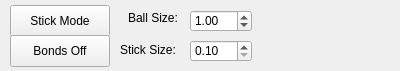
First picture: the form in src/molara/Gui/structure_customizer.ui, repository Molara-Lab/Molara, before the edit.
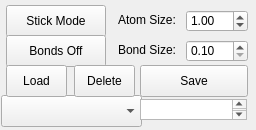
Second picture: the form after the edit.

Commit message: Enable users to save load and delete save files for visualization

```diff
--- a/src/molara/Gui/structure_customizer.ui
+++ b/src/molara/Gui/structure_customizer.ui
@@ -6,20 +6,20 @@
    <rect>
     <x>0</x>
     <y>0</y>
-    <width>400</width>
-    <height>71</height>
+    <width>256</width>
+    <height>130</height>
    </rect>
   </property>
   <property name="minimumSize">
    <size>
-    <width>400</width>
-    <height>71</height>
+    <width>0</width>
+    <height>0</height>
    </size>
   </property>
   <property name="maximumSize">
    <size>
-    <width>400</width>
-    <height>71</height>
+    <width>8000</width>
+    <height>90000</height>
    </size>
   </property>
   <property name="windowTitle">
@@ -28,7 +28,7 @@
   <widget class="QPushButton" name="viewModeButton">
    <property name="geometry">
     <rect>
-     <x>10</x>
+     <x>6</x>
      <y>5</y>
      <width>100</width>
      <height>32</height>
@@ -44,7 +44,7 @@
   <widget class="QDoubleSpinBox" name="ballSizeSpinBox">
    <property name="geometry">
     <rect>
-     <x>190</x>
+     <x>186</x>
      <y>10</y>
      <width>62</width>
      <height>22</height>
@@ -63,7 +63,7 @@
   <widget class="QDoubleSpinBox" name="stickSizeSpinBox">
    <property name="geometry">
     <rect>
-     <x>190</x>
+     <x>186</x>
      <y>40</y>
      <width>62</width>
      <height>22</height>
@@ -79,33 +79,33 @@
   <widget class="QLabel" name="ballSizeLabel">
    <property name="geometry">
     <rect>
-     <x>128</x>
+     <x>118</x>
      <y>10</y>
-     <width>60</width>
-     <height>16</height>
+     <width>71</width>
+     <height>20</height>
     </rect>
    </property>
    <property name="text">
-    <string>Ball Size:</string>
+    <string>Atom Size:</string>
    </property>
   </widget>
   <widget class="QLabel" name="stickSizeLabel">
    <property name="geometry">
     <rect>
-     <x>120</x>
+     <x>118</x>
      <y>40</y>
-     <width>61</width>
+     <width>71</width>
      <height>20</height>
     </rect>
    </property>
    <property name="text">
-    <string>Stick Size:</string>
+    <string>Bond Size:</string>
    </property>
   </widget>
   <widget class="QPushButton" name="toggleBondsButton">
    <property name="geometry">
     <rect>
-     <x>10</x>
+     <x>6</x>
      <y>35</y>
      <width>100</width>
      <height>32</height>
@@ -118,6 +118,84 @@
     <bool>false</bool>
    </property>
   </widget>
+  <widget class="QComboBox" name="loadSelect">
+   <property name="geometry">
+    <rect>
+     <x>1</x>
+     <y>95</y>
+     <width>141</width>
+     <height>32</height>
+    </rect>
+   </property>
+  </widget>
+  <widget class="QPushButton" name="loadButton">
+   <property name="geometry">
+    <rect>
+     <x>6</x>
+     <y>65</y>
+     <width>61</width>
+     <height>32</height>
+    </rect>
+   </property>
+   <property name="text">
+    <string>Load</string>
+   </property>
+   <property name="autoDefault">
+    <bool>false</bool>
+   </property>
+  </widget>
+  <widget class="QPushButton" name="saveButton">
+   <property name="geometry">
+    <rect>
+     <x>140</x>
+     <y>65</y>
+     <width>108</width>
+     <height>32</height>
+    </rect>
+   </property>
+   <property name="text">
+    <string>Save</string>
+   </property>
+   <property name="autoDefault">
+    <bool>false</bool>
+   </property>
+  </widget>
+  <widget class="QTextEdit" name="saveName">
+   <property name="geometry">
+    <rect>
+     <x>140</x>
+     <y>99</y>
+     <width>107</width>
+     <height>21</height>
+    </rect>
+   </property>
+   <property name="html">
+    <string>&lt;!DOCTYPE HTML PUBLIC &quot;-//W3C//DTD HTML 4.0//EN&quot; &quot;http://www.w3.org/TR/REC-html40/strict.dtd&quot;&gt;
+&lt;html&gt;&lt;head&gt;&lt;meta name=&quot;qrichtext&quot; content=&quot;1&quot; /&gt;&lt;meta charset=&quot;utf-8&quot; /&gt;&lt;style type=&quot;text/css&quot;&gt;
+p, li { white-space: pre-wrap; }
+hr { height: 1px; border-width: 0; }
+li.unchecked::marker { content: &quot;\2610&quot;; }
+li.checked::marker { content: &quot;\2612&quot;; }
+&lt;/style&gt;&lt;/head&gt;&lt;body style=&quot; font-family:'.AppleSystemUIFont'; font-size:13pt; font-weight:400; font-style:normal;&quot;&gt;
+&lt;p style=&quot;-qt-paragraph-type:empty; margin-top:0px; margin-bottom:0px; margin-left:0px; margin-right:0px; -qt-block-indent:0; text-indent:0px;&quot;&gt;&lt;br /&gt;&lt;/p&gt;&lt;/body&gt;&lt;/html&gt;</string>
+   </property>
+  </widget>
+  <widget class="QPushButton" name="deleteButton">
+   <property name="geometry">
+    <rect>
+     <x>74</x>
+     <y>65</y>
+     <width>61</width>
+     <height>32</height>
+    </rect>
+   </property>
+   <property name="text">
+    <string>Delete</string>
+   </property>
+   <property name="autoDefault">
+    <bool>false</bool>
+   </property>
+  </widget>
  </widget>
  <resources/>
  <connections/>
```
The commit also changes 4 other files.
